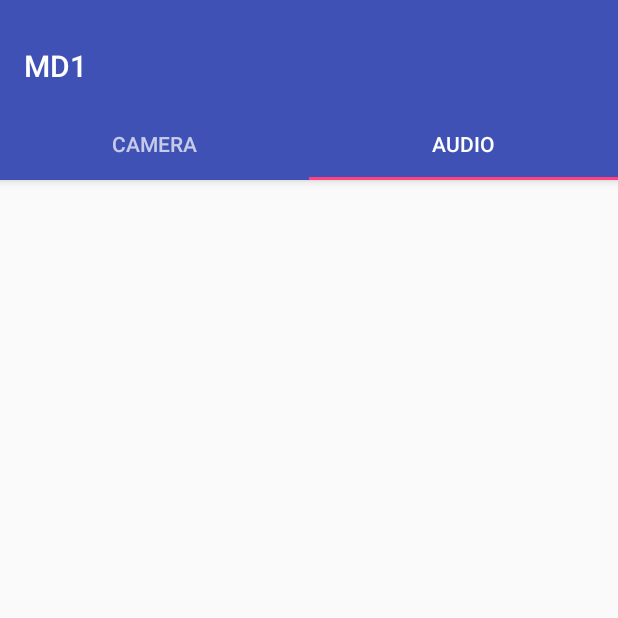
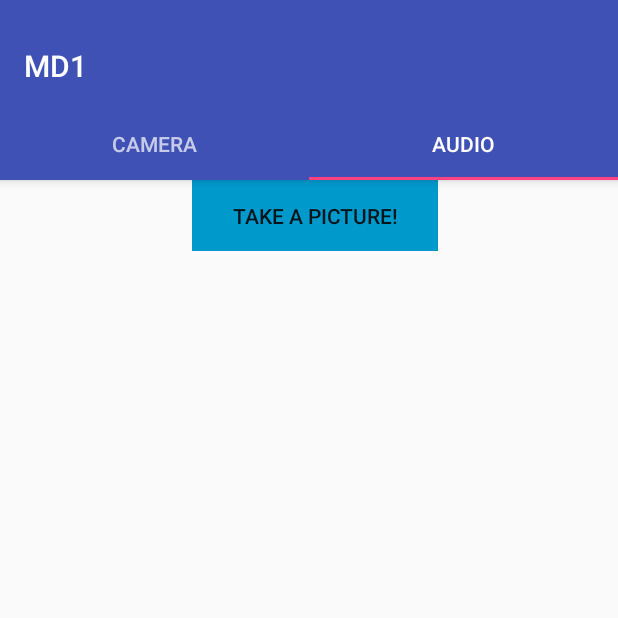
Before and after one commit to Sacristan/ViA-MG-MobileDev, an Android app: the screen it shows after launch (MainActivity), tab 2 chosen, on a phone screen of 412 x 824 dp, the top half of it. Run offline under Robolectric (Android 15) with nearby library versions, the phone set to English and light mode, and no system bars.

Commit message:
add audio layout base

```diff
--- a/md1/app/src/main/java/com/teamtwo/md1/MainActivity.java
+++ b/md1/app/src/main/java/com/teamtwo/md1/MainActivity.java
@@ -114,6 +114,11 @@ public class MainActivity extends AppCompatActivity {
         }
     }
 
+
+    public void recordAudio(View view){
+
+    }
+
     /**
      * Run a functiopn on button click, invoke devices camera
      * @param view
--- /dev/null
+++ b/md1/app/src/main/res/layout/content_fragment_audio.xml
@@ -0,0 +1,31 @@
+<?xml version="1.0" encoding="utf-8"?>
+<android.support.constraint.ConstraintLayout xmlns:android="http://schemas.android.com/apk/res/android"
+    xmlns:app="http://schemas.android.com/apk/res-auto"
+    xmlns:tools="http://schemas.android.com/tools"
+    android:layout_width="match_parent"
+    android:layout_height="match_parent"
+    app:layout_behavior="@string/appbar_scrolling_view_behavior"
+    tools:context=".AudioFragment"
+    tools:showIn="@layout/activity_main">
+
+    <Button
+        android:id="@+id/button"
+        style="@android:style/Widget.DeviceDefault.Button.Borderless"
+        android:layout_width="164dp"
+        android:layout_height="47dp"
+        android:layout_marginStart="16dp"
+        android:layout_marginLeft="16dp"
+        android:layout_marginTop="16dp"
+        android:layout_marginEnd="8dp"
+        android:layout_marginRight="8dp"
+        android:background="@android:color/holo_blue_dark"
+        android:drawablePadding="8dp"
+        android:onClick="recordAudio"
+        android:text="@string/catch_image"
+        app:layout_constraintEnd_toEndOf="parent"
+        app:layout_constraintStart_toStartOf="parent"
+        app:layout_constraintTop_toBottomOf="@+id/textView"
+        tools:padding="8dp"
+        tools:text="@string/record_audio" />
+
+</android.support.constraint.ConstraintLayout>
--- a/md1/app/src/main/res/layout/fragment_audio.xml
+++ b/md1/app/src/main/res/layout/fragment_audio.xml
@@ -5,4 +5,6 @@
     android:layout_height="match_parent"
     tools:context=".AudioFragment">
 
+    <include layout="@layout/content_fragment_audio" />
+
 </FrameLayout>
--- a/md1/app/src/main/res/values/strings.xml
+++ b/md1/app/src/main/res/values/strings.xml
@@ -2,6 +2,7 @@
     <string name="app_name">MD1</string>
     <string name="action_settings">Settings</string>
     <string name="app_description">Awesome HW1</string>
+    <string name="record_audio">Record Audio!</string>
     <string name="catch_image">Take a Picture!</string>
     <string name="image_thumb">Taken Picture Preview</string>
     <string name="catch_video">Take a Video!</string>
```
